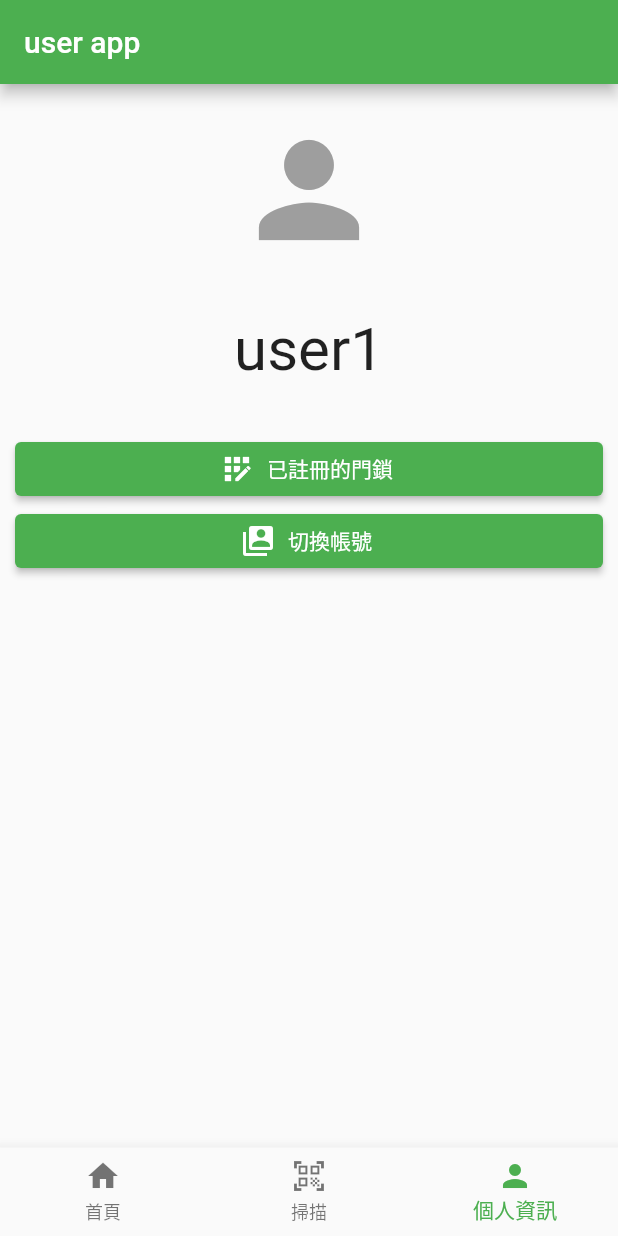
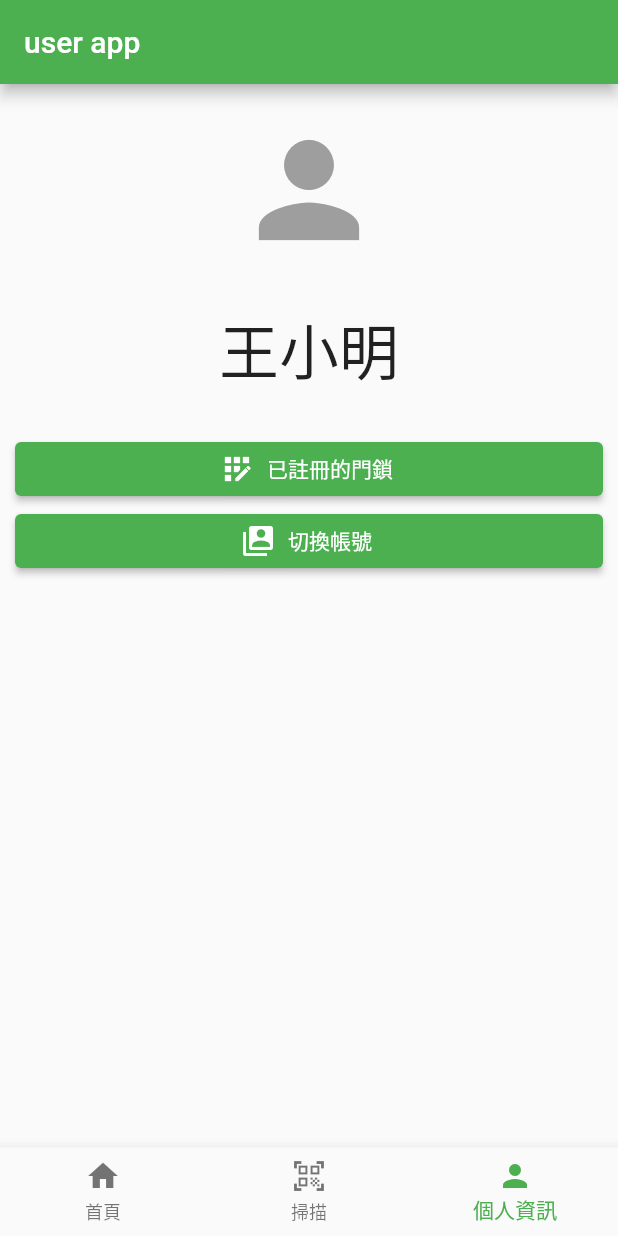
Before and after one commit to ZouXa-88/vc_user, a Flutter app: the screen it shows after launch, item 3 of the bottom bar chosen, on a phone screen of 412 x 824 dp. Run offline on Flutter 3.47's test engine with Material 2 defaults, Android fonts, the phone set to English and light mode, and no system bars; our stand-ins replace basic_utils, qr_flutter; missing offline and left inert: qr_code_scanner; statements that could not run were skipped.

Commit message:
rename door and user

```diff
--- a/lib/main.dart
+++ b/lib/main.dart
@@ -21,17 +21,17 @@ Future<void> setUpUsers() async {
   Account user1 = Account();
   Account user2 = Account();
 
-  user1.setName("user1");
-  user1.addShare("door1", await loadShare("assets/images/door1_1.png"));
-  user1.addShare("door2", await loadShare("assets/images/door2_1.png"));
+  user1.setName("王小明");
+  user1.addShare("大門", await loadShare("assets/images/door1_1.png"));
+  user1.addShare("二樓辦公室", await loadShare("assets/images/door2_1.png"));
 
-  user2.setName("user2");
-  user2.addShare("door1", await loadShare("assets/images/door1_2.png"));
-  user2.addShare("door2", await loadShare("assets/images/door2_2.png"));
+  user2.setName("林小美");
+  user2.addShare("大門", await loadShare("assets/images/door1_2.png"));
+  user2.addShare("二樓辦公室", await loadShare("assets/images/door2_2.png"));
 
   accounts.addAccount(user1);
   accounts.addAccount(user2);
-  currentAccount = accounts.getAccount("user1")!;
+  currentAccount = user1;
 }
 
 Future<Uint8List> loadShare(String path) async {
```
